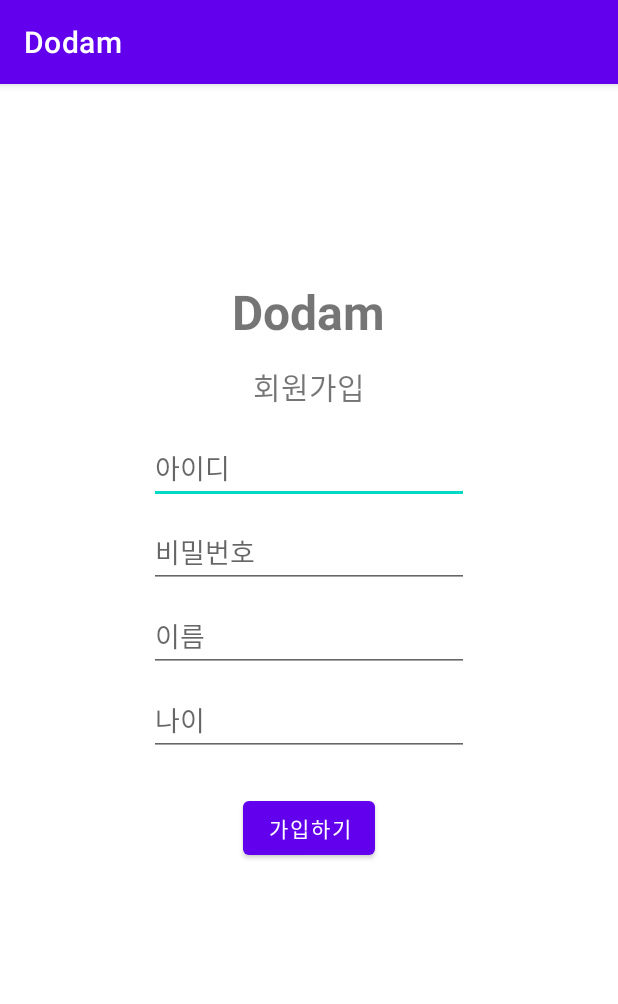
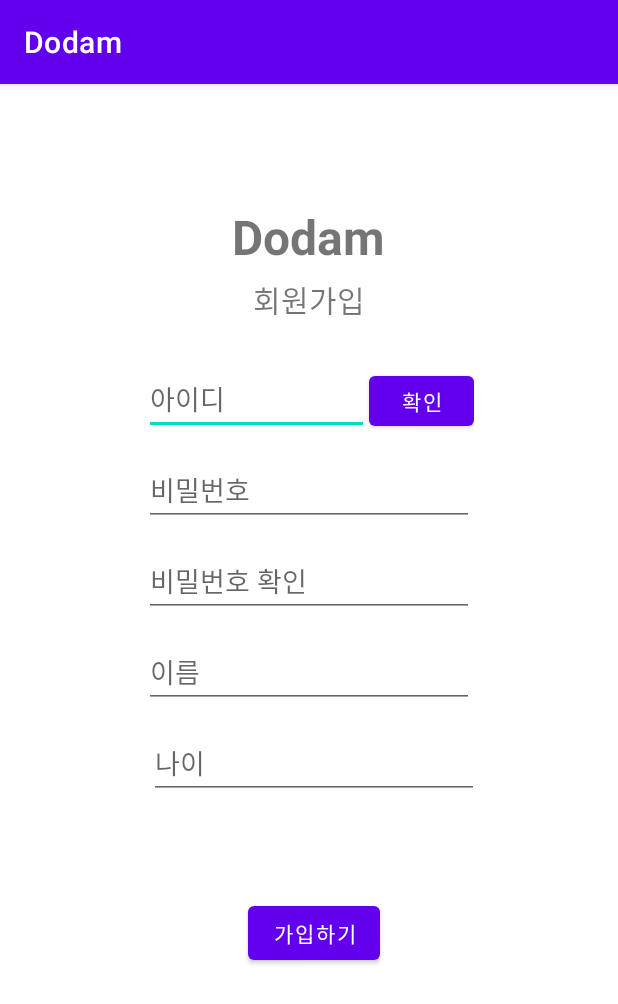
Before and after one commit to SeungI0721/Dodam, an Android app: the Register screen opened directly, with no data from a screen before it, on a phone screen of 412 x 824 dp. Shown: the top 1004 px of the screen. Run offline under Robolectric (Android 15) with nearby library versions, the light colour scheme and no system bars; our stand-ins replace Volley; network calls fail.

Commit message:
7주차 코드

```diff
--- a/app/src/main/AndroidManifest.xml
+++ b/app/src/main/AndroidManifest.xml
@@ -8,8 +8,9 @@
         android:label="@string/app_name"
         android:roundIcon="@mipmap/ic_launcher_round"
         android:supportsRtl="true"
-        android:theme="@style/Theme.Dodam">
-        <activity android:name=".Register"></activity>
+        android:theme="@style/Theme.Dodam"
+        android:usesCleartextTraffic="true">
+        <activity android:name=".Register"/>
         <activity android:name=".Login" />
         <activity android:name=".Community" />
         <activity android:name=".Chatbot" />
@@ -23,5 +24,6 @@
             </intent-filter>
         </activity>
     </application>
+    <uses-permission android:name="android.permission.INTERNET"/>
 
 </manifest>
--- a/app/src/main/java/com/example/dodam/Register.java
+++ b/app/src/main/java/com/example/dodam/Register.java
@@ -49,7 +49,7 @@ public class Register extends AppCompatActivity {
                             JSONObject jsonObject = new JSONObject(response);
                             boolean success = jsonObject.getBoolean("success");
                             if (success) { //회원가입 성공
-                                Toast.makeText(getApplicationContext(), "회원가입이 완료되었습니다.", Toast.LENGTH_SHORT).show();
+                                Toast.makeText(getApplicationContext(), String.format("%s님 가입을 환영합니다.", userName), Toast.LENGTH_SHORT).show();
                                 Intent intent = new Intent(Register.this, MainActivity.class);
                                 startActivity(intent);
                             } else { //회원가입 실패
--- a/app/src/main/java/com/example/dodam/RegisterRequest.java
+++ b/app/src/main/java/com/example/dodam/RegisterRequest.java
@@ -4,7 +4,7 @@ import com.android.volley.AuthFailureError;
 import com.android.volley.Request;
 import com.android.volley.Response;
 import com.android.volley.toolbox.StringRequest;
-
+import java.lang.reflect.Method;
 import java.util.HashMap;
 import java.util.Map;
 
--- a/app/src/main/res/layout/activity_register.xml
+++ b/app/src/main/res/layout/activity_register.xml
@@ -6,66 +6,102 @@
     android:layout_height="match_parent"
     tools:context=".Register">
 
-    <EditText
-        android:id="@+id/et_id"
-        android:layout_width="wrap_content"
-        android:layout_height="wrap_content"
-        android:layout_marginTop="15dp"
-        android:ems="10"
-        android:hint="아이디"
-        android:inputType="textPersonName"
-        android:text=""
+    <LinearLayout
+        android:id="@+id/linearLayout"
+        android:layout_width="220dp"
+        android:layout_height="45dp"
+        android:layout_marginStart="5dp"
+        android:layout_marginTop="30dp"
+        android:layout_marginEnd="5dp"
+        android:orientation="horizontal"
         app:layout_constraintEnd_toEndOf="@+id/textView3"
         app:layout_constraintStart_toStartOf="@+id/textView3"
-        app:layout_constraintTop_toBottomOf="@+id/textView3" />
+        app:layout_constraintTop_toBottomOf="@+id/textView3">
+
+        <EditText
+            android:id="@+id/et_id"
+            android:layout_width="150dp"
+            android:layout_height="match_parent"
+            android:ems="10"
+            android:hint="아이디"
+            android:inputType="textPersonName"
+            android:text="" />
+
+        <Button
+            android:id="@+id/btn_check"
+            android:layout_width="70dp"
+            android:layout_height="match_parent"
+            android:text="확인" />
+    </LinearLayout>
 
     <EditText
         android:id="@+id/et_pass"
-        android:layout_width="wrap_content"
-        android:layout_height="wrap_content"
-        android:layout_marginTop="8dp"
+        android:layout_width="220dp"
+        android:layout_height="45dp"
+        android:layout_marginStart="5dp"
+        android:layout_marginTop="15dp"
+        android:layout_marginEnd="5dp"
         android:ems="10"
         android:hint="비밀번호"
         android:inputType="textPersonName"
         android:text=""
-        app:layout_constraintBottom_toTopOf="@+id/et_name"
-        app:layout_constraintEnd_toEndOf="@+id/et_id"
-        app:layout_constraintHorizontal_bias="0.0"
-        app:layout_constraintStart_toStartOf="@+id/et_id"
-        app:layout_constraintTop_toBottomOf="@+id/et_id"
-        app:layout_constraintVertical_bias="0.0" />
+        app:layout_constraintEnd_toEndOf="@+id/linearLayout"
+        app:layout_constraintStart_toStartOf="@+id/linearLayout"
+        app:layout_constraintTop_toBottomOf="@+id/linearLayout" />
 
     <EditText
         android:id="@+id/et_name"
-        android:layout_width="wrap_content"
-        android:layout_height="wrap_content"
-        android:layout_marginTop="8dp"
+        android:layout_width="220dp"
+        android:layout_height="45dp"
+        android:layout_marginStart="5dp"
+        android:layout_marginTop="15dp"
+        android:layout_marginEnd="5dp"
         android:ems="10"
         android:hint="이름"
         android:inputType="textPersonName"
         android:text=""
-        app:layout_constraintEnd_toEndOf="@+id/et_pass"
-        app:layout_constraintHorizontal_bias="0.0"
-        app:layout_constraintStart_toStartOf="@+id/et_pass"
-        app:layout_constraintTop_toBottomOf="@+id/et_pass" />
+        app:layout_constraintEnd_toEndOf="@+id/et_pass2"
+        app:layout_constraintHorizontal_bias="0.533"
+        app:layout_constraintStart_toStartOf="@+id/et_pass2"
+        app:layout_constraintTop_toBottomOf="@+id/et_pass2" />
 
     <EditText
         android:id="@+id/et_age"
-        android:layout_width="wrap_content"
-        android:layout_height="wrap_content"
-        android:layout_marginTop="8dp"
+        android:layout_width="220dp"
+        android:layout_height="45dp"
+        android:layout_marginStart="5dp"
+        android:layout_marginTop="15dp"
+        android:layout_marginEnd="5dp"
         android:ems="10"
         android:hint="나이"
         android:inputType="textPersonName"
         app:layout_constraintEnd_toEndOf="@+id/et_name"
+        app:layout_constraintHorizontal_bias="0.23"
         app:layout_constraintStart_toStartOf="@+id/et_name"
         app:layout_constraintTop_toBottomOf="@+id/et_name" />
+
+    <EditText
+        android:id="@+id/et_pass2"
+        android:layout_width="220dp"
+        android:layout_height="45dp"
+        android:layout_marginStart="5dp"
+        android:layout_marginTop="15dp"
+        android:layout_marginEnd="5dp"
+        android:ems="10"
+        android:hint="비밀번호 확인"
+        android:inputType="textPersonName"
+        android:text=""
+        app:layout_constraintEnd_toEndOf="@+id/et_pass"
+        app:layout_constraintStart_toStartOf="@+id/et_pass"
+        app:layout_constraintTop_toBottomOf="@+id/et_pass" />
 
     <Button
         android:id="@+id/btn_register"
         android:layout_width="wrap_content"
         android:layout_height="wrap_content"
-        android:layout_marginTop="24dp"
+        android:layout_marginStart="5dp"
+        android:layout_marginTop="65dp"
+        android:layout_marginEnd="5dp"
         android:text="가입하기"
         app:layout_constraintEnd_toEndOf="@+id/et_age"
         app:layout_constraintStart_toStartOf="@+id/et_age"
@@ -75,7 +111,7 @@
         android:id="@+id/textView2"
         android:layout_width="wrap_content"
         android:layout_height="wrap_content"
-        android:layout_marginTop="130dp"
+        android:layout_marginTop="80dp"
         android:layout_marginBottom="8dp"
         android:text="Dodam"
         android:textSize="32sp"
@@ -91,10 +127,8 @@
         android:layout_width="wrap_content"
         android:layout_height="wrap_content"
         android:layout_marginTop="5dp"
-        android:layout_marginBottom="24dp"
         android:text="회원가입"
         android:textSize="20sp"
-        app:layout_constraintBottom_toTopOf="@+id/et_id"
         app:layout_constraintEnd_toEndOf="@+id/textView2"
         app:layout_constraintHorizontal_bias="0.518"
         app:layout_constraintStart_toStartOf="@+id/textView2"
```
Also changed, not shown: app/src/main/java/com/example/dodam/MainActivity.java (+9 -6 lines), app/src/main/java/com/example/dodam/UserTestRequest.java (added, +27 -0 lines), 3 other files.
